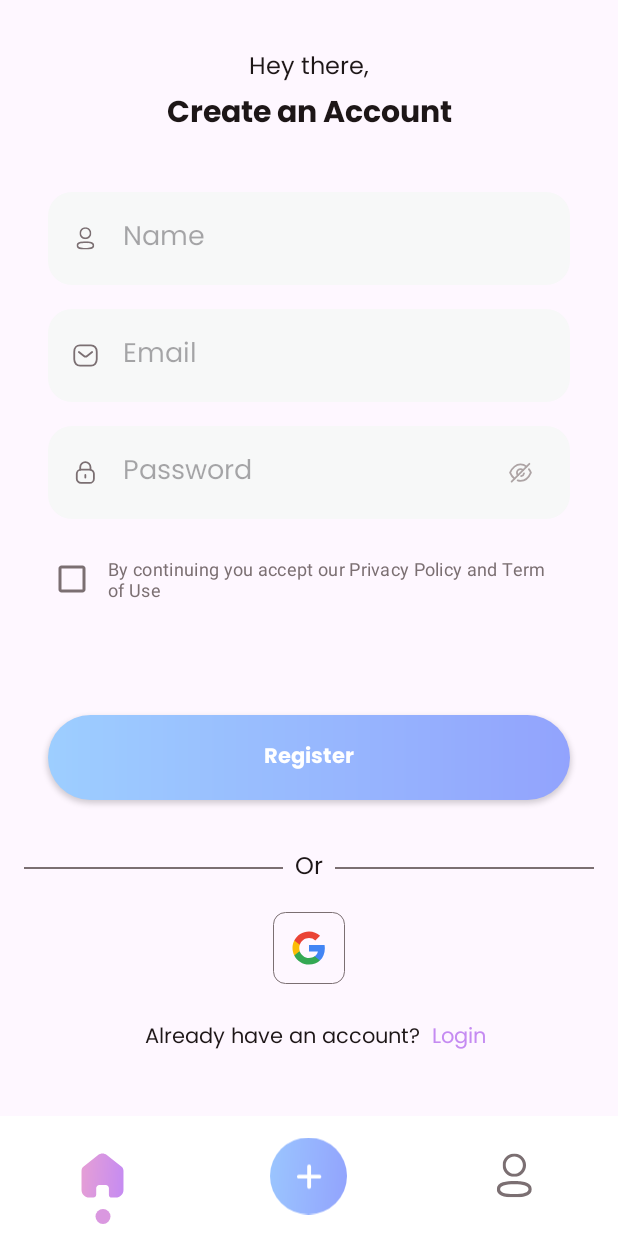
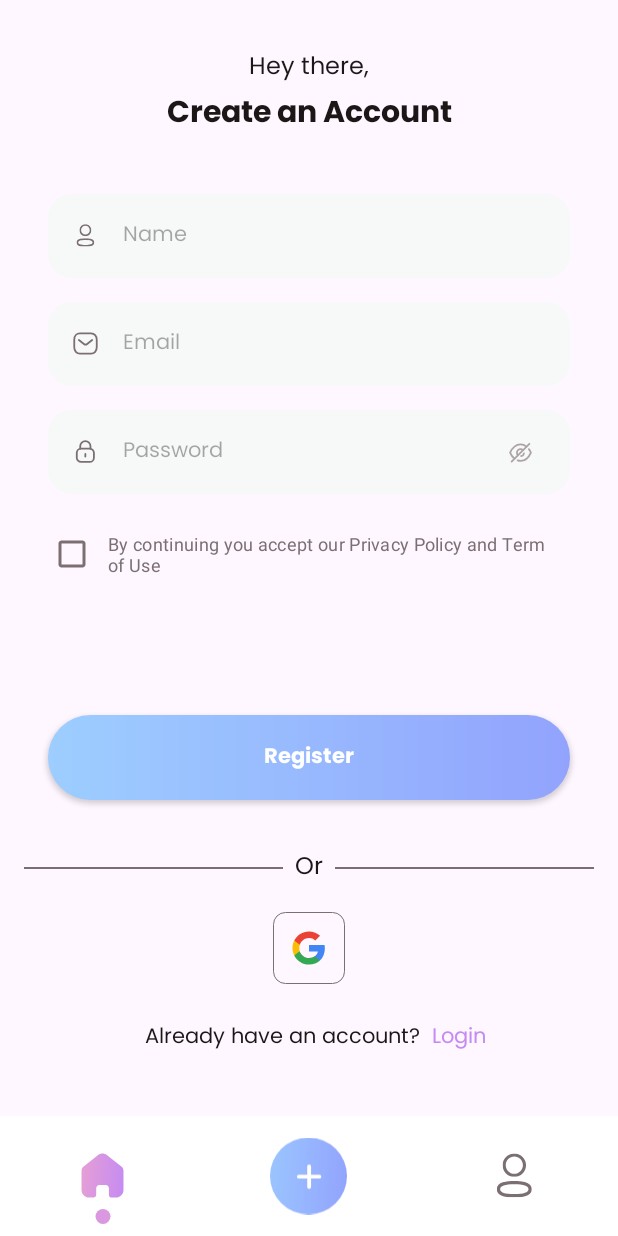
Before and after one commit to Special-N9NE/H2OHealthy, an Android app: the RegisterFragment screen opened through its navigation route, on a phone screen of 412 x 824 dp. Run offline under Robolectric (Android 15) with nearby library versions, the phone set to English and light mode, and no system bars; our stand-ins replace data binding; libraries missing offline, so code that uses them is left out: org.nine.linearprogressbar; 1 statement that could not run was skipped.

Commit message:
edit profile ui

```diff
--- a/app/src/main/res/layout/fragment_register.xml
+++ b/app/src/main/res/layout/fragment_register.xml
@@ -44,18 +44,14 @@
 
         <androidx.appcompat.widget.AppCompatEditText
             android:id="@+id/etName"
+            style="@style/EditText"
             android:layout_width="match_parent"
             android:layout_height="wrap_content"
             android:layout_marginStart="32dp"
             android:layout_marginEnd="32dp"
-            android:background="@drawable/shape_et"
             android:drawableStart="@drawable/ic_profile"
-            android:drawablePadding="16dp"
-            android:fontFamily="@font/poppins_regular"
             android:hint="@string/name"
             android:inputType="textPersonName"
-            android:padding="16dp"
-            android:textColor="@color/blackText"
             app:layout_constraintBottom_toTopOf="@+id/bRegister"
             app:layout_constraintEnd_toEndOf="parent"
             app:layout_constraintStart_toStartOf="parent"
@@ -64,19 +60,15 @@
 
         <androidx.appcompat.widget.AppCompatEditText
             android:id="@+id/etEmail"
+            style="@style/EditText"
             android:layout_width="match_parent"
             android:layout_height="wrap_content"
             android:layout_marginStart="32dp"
             android:layout_marginTop="16dp"
             android:layout_marginEnd="32dp"
-            android:background="@drawable/shape_et"
             android:drawableStart="@drawable/ic_email"
-            android:drawablePadding="16dp"
-            android:fontFamily="@font/poppins_regular"
             android:hint="@string/email"
             android:inputType="textEmailAddress"
-            android:padding="16dp"
-            android:textColor="@color/blackText"
             app:layout_constraintBottom_toTopOf="@+id/bRegister"
             app:layout_constraintEnd_toEndOf="parent"
             app:layout_constraintStart_toStartOf="parent"
@@ -86,22 +78,15 @@
 
         <androidx.appcompat.widget.AppCompatEditText
             android:id="@+id/etPassword"
+            style="@style/EditText"
             android:layout_width="match_parent"
             android:layout_height="wrap_content"
             android:layout_marginStart="32dp"
             android:layout_marginTop="16dp"
             android:layout_marginEnd="32dp"
-            android:background="@drawable/shape_et"
             android:drawableStart="@drawable/ic_lock"
-            android:drawablePadding="16dp"
-            android:fontFamily="@font/poppins_regular"
             android:hint="@string/password"
             android:inputType="textPassword"
-            android:paddingStart="16dp"
-            android:paddingTop="16dp"
-            android:paddingEnd="48dp"
-            android:paddingBottom="16dp"
-            android:textColor="@color/blackText"
             app:layout_constraintBottom_toTopOf="@+id/bRegister"
             app:layout_constraintEnd_toEndOf="parent"
             app:layout_constraintHorizontal_bias="0.0"
@@ -114,9 +99,9 @@
             android:layout_width="match_parent"
             android:layout_height="wrap_content"
             android:layout_margin="32dp"
-            android:onClick="@{viewModel::registerClick}"
             android:background="@drawable/shape_button_blue"
             android:fontFamily="@font/poppins_bold"
+            android:onClick="@{viewModel::registerClick}"
             android:padding="16dp"
             android:text="@string/register"
 
@@ -133,8 +118,8 @@
             android:layout_width="wrap_content"
             android:layout_height="wrap_content"
             android:layout_marginEnd="16dp"
+            android:onClick="@{viewModel::passwordClick}"
             android:padding="8dp"
-            android:onClick="@{viewModel::passwordClick}"
             android:src="@drawable/ic_hide"
             app:layout_constraintBottom_toBottomOf="@+id/etPassword"
             app:layout_constraintDimensionRatio="1"
@@ -169,9 +154,9 @@
 
         <LinearLayout
             android:id="@+id/llLogin"
-            android:onClick="@{viewModel::loginClick}"
             android:layout_width="wrap_content"
             android:layout_height="wrap_content"
+            android:onClick="@{viewModel::loginClick}"
             android:orientation="horizontal"
             app:layout_constraintBottom_toTopOf="@+id/gBottom"
             app:layout_constraintEnd_toEndOf="parent"
@@ -244,8 +229,8 @@
             android:layout_height="wrap_content"
             android:layout_margin="16dp"
             android:background="@drawable/shape_round"
+            android:onClick="@{viewModel::googleClick}"
             android:padding="12dp"
-            android:onClick="@{viewModel::googleClick}"
             android:src="@drawable/ic_google"
             app:layout_constraintBottom_toTopOf="@+id/llLogin"
             app:layout_constraintEnd_toEndOf="parent"
--- a/app/src/main/res/navigation/navigation.xml
+++ b/app/src/main/res/navigation/navigation.xml
@@ -73,5 +73,14 @@
         android:id="@+id/profile"
         android:name="org.n9ne.h2ohealthy.ui.profile.ProfileFragment"
         android:label="ProfileFragment"
-        tools:layout="@layout/fragment_profile"/>
+        tools:layout="@layout/fragment_profile">
+        <action
+            android:id="@+id/profile_to_editProfile"
+            app:destination="@id/editProfile" />
+    </fragment>
+    <fragment
+        android:id="@+id/editProfile"
+        android:name="org.n9ne.h2ohealthy.ui.profile.EditProfileFragment"
+        android:label="EditProfileFragment"
+        tools:layout="@layout/fragment_edit_profile"/>
 </navigation>
--- a/app/src/main/res/values-night/themes.xml
+++ b/app/src/main/res/values-night/themes.xml
@@ -34,4 +34,16 @@
         <item name="cornerFamily">rounded</item>
         <item name="cornerSize">50%</item>
     </style>
+
+    <style name="EditText" parent="Widget.AppCompat.EditText">
+        <item name="android:background">@drawable/shape_et</item>
+        <item name="android:drawablePadding">16dp</item>
+        <item name="android:fontFamily">@font/poppins_regular</item>
+        <item name="android:paddingStart">16dp</item>
+        <item name="android:paddingTop">16dp</item>
+        <item name="android:paddingEnd">48dp</item>
+        <item name="android:paddingBottom">16dp</item>
+        <item name="android:textColor">@color/blackText</item>
+        <item name="android:textSize">14sp</item>
+    </style>
 </resources>
--- a/app/src/main/res/values/themes.xml
+++ b/app/src/main/res/values/themes.xml
@@ -34,4 +34,25 @@
         <item name="cornerFamily">rounded</item>
         <item name="cornerSize">50%</item>
     </style>
+
+    <style name="EditText" parent="Widget.AppCompat.EditText">
+        <item name="android:background">@drawable/shape_et</item>
+        <item name="android:drawablePadding">16dp</item>
+        <item name="android:fontFamily">@font/poppins_regular</item>
+        <item name="android:paddingStart">16dp</item>
+        <item name="android:paddingTop">16dp</item>
+        <item name="android:paddingEnd">48dp</item>
+        <item name="android:paddingBottom">16dp</item>
+        <item name="android:textColor">@color/blackText</item>
+        <item name="android:textSize">14sp</item>
+    </style>
+
+    <style name="Spinner" parent="Widget.AppCompat.AutoCompleteTextView">
+        <item name="android:background">@drawable/shape_et</item>
+        <item name="android:fontFamily">@font/poppins_regular</item>
+        <item name="android:drawablePadding">16dp</item>
+        <item name="android:inputType">none</item>
+        <item name="android:textSize">14sp</item>
+        <item name="android:textColor">@color/gray</item>
+    </style>
 </resources>
```
Also changed, not shown: app/src/main/java/org/n9ne/h2ohealthy/ui/profile/EditProfileFragment.kt (added, +83 -0 lines), app/src/main/java/org/n9ne/h2ohealthy/ui/profile/ProfileFragment.kt (+11 -3 lines), app/src/main/java/org/n9ne/h2ohealthy/ui/profile/viewModel/EditProfileViewModel.kt (added, +30 -0 lines), app/src/main/java/org/n9ne/h2ohealthy/ui/profile/viewModel/ProfileViewModel.kt (+12 -0 lines), app/src/main/res/layout/fragment_complete_profile.xml (+13 -50 lines), app/src/main/res/layout/fragment_edit_profile.xml (added, +264 -0 lines), app/src/main/res/layout/fragment_login.xml (+7 -17 lines), app/src/main/res/layout/fragment_profile.xml (+5 -6 lines), app/src/main/res/values/strings.xml (+9 -0 lines).
